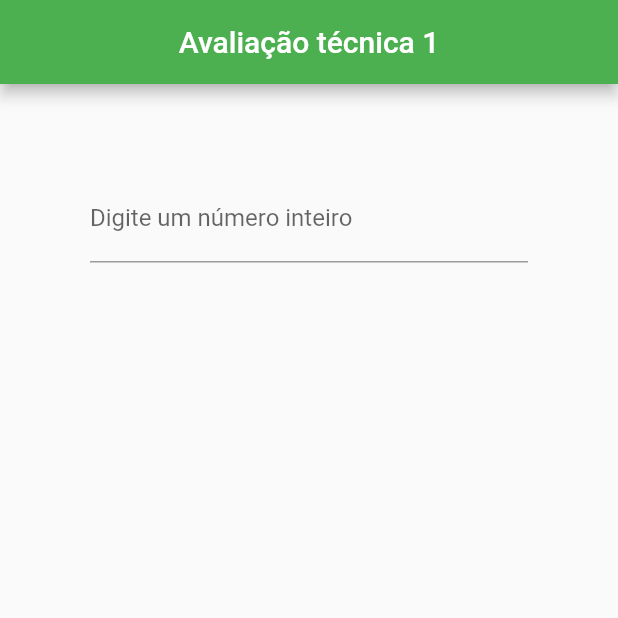
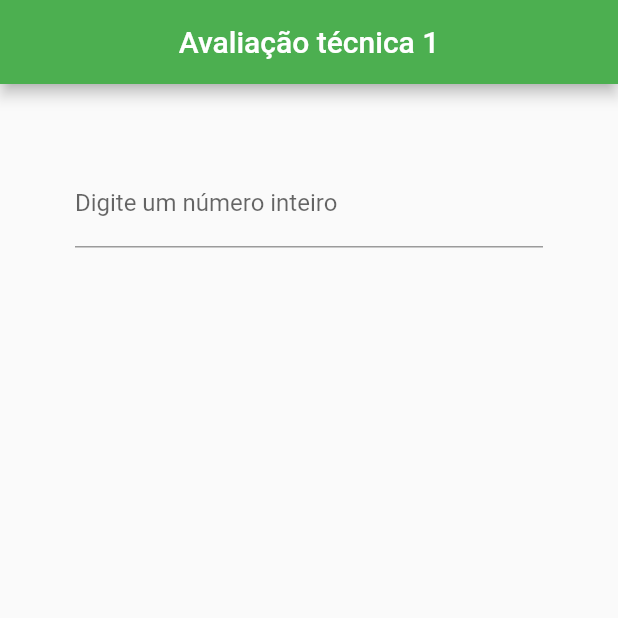
Before and after one commit to Pthumeriano/avaliacao_tecnica1, a Flutter app: the screen it shows after launch, on a phone screen of 412 x 824 dp, the top half of it. Run offline on Flutter 3.47's test engine with Material 2 defaults, Android fonts, the phone set to English and light mode, and no system bars.

Commit message:
corrigido: padding
componente saindo da tela

```diff
--- a/lib/main.dart
+++ b/lib/main.dart
@@ -72,7 +72,7 @@ class _HomeState extends State<Home> {
         crossAxisAlignment: CrossAxisAlignment.stretch,
         children: <Widget>[
 
-          Padding(padding: const EdgeInsets.all(60),
+          Padding(padding: const EdgeInsets.all(50),
             child:
             TextField(
               keyboardType: TextInputType.number,
@@ -85,7 +85,7 @@ class _HomeState extends State<Home> {
           ),
 
 
-          Padding(padding: const EdgeInsets.all(300),
+          Padding(padding: const EdgeInsets.all(275),
             child: ElevatedButton(onPressed: () => mostrarResultado(context), style: ElevatedButton.styleFrom(primary: Colors.green), child: const Text("Calcular"),)
           )
 
```
